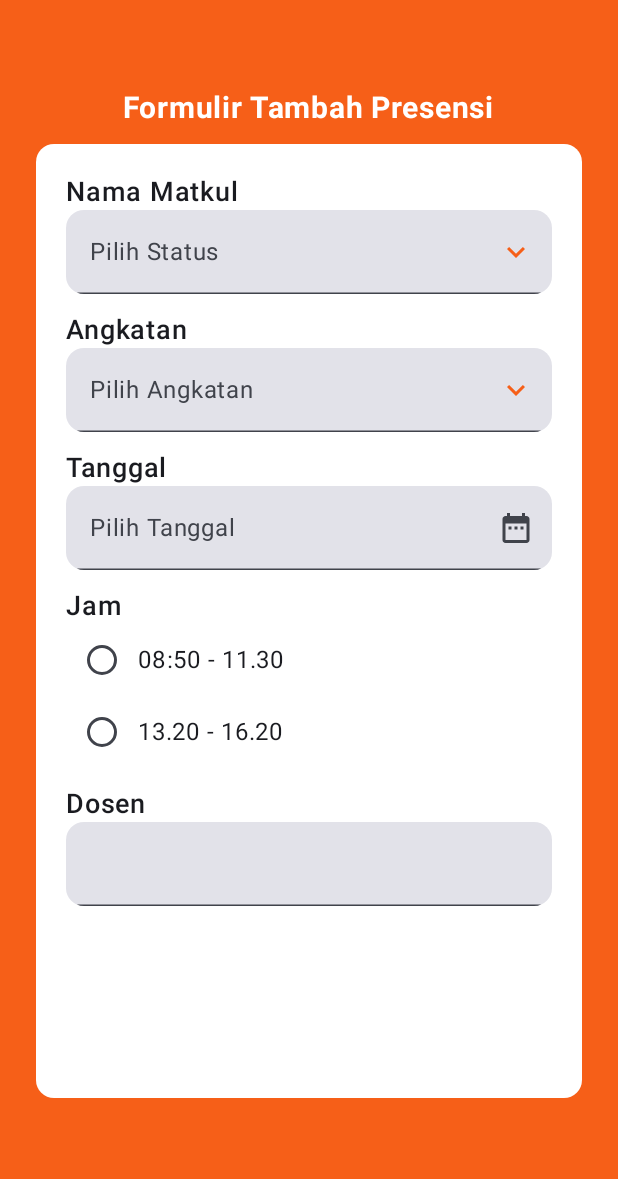
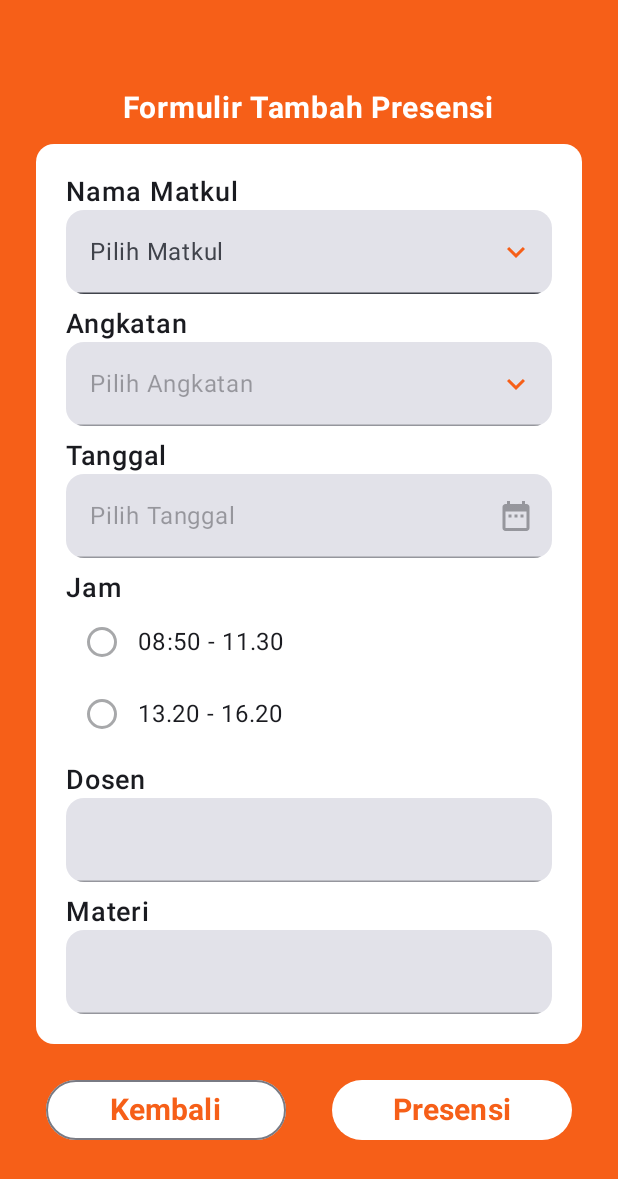
Before and after one commit to Puong206/UCP1_029, an Android app built with Jetpack Compose: the FormPage screen opened through its navigation route, on a phone screen of 412 x 824 dp. Shown: the top 1179 px of the screen. Run offline under Robolectric (Android 15) with nearby library versions, the phone set to English and light mode, and no system bars.

Commit message:
Menerapkan Validasi dan Logika Form Presensi

```diff
--- a/app/src/main/java/com/example/ucp1/view/Formulir.kt
+++ b/app/src/main/java/com/example/ucp1/view/Formulir.kt
@@ -7,11 +7,14 @@ import androidx.compose.foundation.layout.Row
 import androidx.compose.foundation.layout.fillMaxSize
 import androidx.compose.foundation.layout.fillMaxWidth
 import androidx.compose.foundation.layout.padding
+import androidx.compose.foundation.layout.width
 import androidx.compose.foundation.selection.selectable
 import androidx.compose.foundation.shape.RoundedCornerShape
 import androidx.compose.material.icons.Icons
 import androidx.compose.material.icons.filled.DateRange
 import androidx.compose.material.icons.filled.KeyboardArrowDown
+import androidx.compose.material3.Button
+import androidx.compose.material3.ButtonDefaults
 import androidx.compose.material3.Card
 import androidx.compose.material3.CardDefaults
 import androidx.compose.material3.DatePicker
@@ -23,6 +26,7 @@ import androidx.compose.material3.ExposedDropdownMenuDefaults
 import androidx.compose.material3.Icon
 import androidx.compose.material3.IconButton
 import androidx.compose.material3.MenuDefaults
+import androidx.compose.material3.OutlinedButton
 import androidx.compose.material3.RadioButton
 import androidx.compose.material3.Text
 import androidx.compose.material3.TextButton
@@ -73,6 +77,12 @@ fun FormPage(
     var expanded2 by remember { mutableStateOf(false) }
     var showDatePicker by remember { mutableStateOf(false) }
 
+    val isAngkatanEnabled = txtMatkul.isNotEmpty()
+    val isTglEnabled = txtAngkatan.isNotEmpty()
+    val isJamEnabled = txtTgl.isNotEmpty()
+    val isDosenEnabled = txtJam.isNotEmpty()
+    val isMateriEnabled = txtDosen.isNotEmpty()
+
     if (showDatePicker) {
         DatePickerDialog(
             onDismissRequest = { showDatePicker = false },
@@ -112,16 +122,15 @@ fun FormPage(
         )
         Card(
             modifier = Modifier
-                .padding(top = 12.dp, start = 24.dp, end = 24.dp, bottom = 80.dp)
+                .padding(top = 12.dp, start = 24.dp, end = 24.dp)
                 .align(Alignment.CenterHorizontally),
             colors = CardDefaults.cardColors(colorResource(R.color.white))
         ) {
             Column(
                 modifier = Modifier
-                    .fillMaxSize()
                     .padding(20.dp),
                 horizontalAlignment = Alignment.Start,
-                verticalArrangement = Arrangement.spacedBy(12.dp)
+                verticalArrangement = Arrangement.spacedBy(8.dp)
             ) {
                 Column(modifier = Modifier.fillMaxWidth()) {
                     Text(
@@ -136,13 +145,13 @@ fun FormPage(
                     ) {
                         TextField(
                             value = txtMatkul,
-                            onValueChange = {},
+                            onValueChange = {txtMatkul = it},
                             readOnly = true,
                             shape = RoundedCornerShape(12.dp),
                             modifier = Modifier
                                 .fillMaxWidth()
                                 .menuAnchor(),
-                            label = { Text("Pilih Status") },
+                            label = { Text("Pilih Matkul") },
                             trailingIcon = {
                                 IconButton(onClick = {}) {
                                     Icon(Icons.Filled.KeyboardArrowDown,
@@ -180,11 +189,16 @@ fun FormPage(
                     )
                     ExposedDropdownMenuBox(
                         expanded = expanded2,
-                        onExpandedChange = { expanded2 = it },
+                        onExpandedChange = {
+                            if (isAngkatanEnabled) {
+                                expanded2 = it
+                            }
+                        },
                         modifier = Modifier.fillMaxWidth()
                     ) {
                         TextField(
                             value = txtAngkatan,
+                            enabled = isAngkatanEnabled,
                             onValueChange = {},
                             readOnly = true,
                             shape = RoundedCornerShape(12.dp),
@@ -193,10 +207,13 @@ fun FormPage(
                                 .menuAnchor(),
                             label = { Text("Pilih Angkatan") },
                             trailingIcon = {
-                                IconButton(onClick = {}) {
+                                IconButton(onClick = {
+                                    if (isAngkatanEnabled) expanded2 = !expanded2
+                                }, enabled = isAngkatanEnabled
+                                    ) {
                                     Icon(Icons.Filled.KeyboardArrowDown,
                                         null,
-                                        tint = colorResource(R.color.orange)
+                                        tint = colorResource(R.color.orange),
                                     )
                                 }
                             },
@@ -232,9 +249,10 @@ fun FormPage(
                         onValueChange = {},
                         label = {Text("Pilih Tanggal")},
                         readOnly = true,
+                        enabled = isTglEnabled,
                         shape = RoundedCornerShape(12.dp),
                         trailingIcon = {
-                            IconButton(onClick = {showDatePicker = true}) {
+                            IconButton(onClick = {if (isTglEnabled) showDatePicker = true}) {
                                 Icon(
                                     Icons.Filled.DateRange, contentDescription = "Pilih Tanggal"
                                 )}
@@ -259,6 +277,7 @@ fun FormPage(
                             ) {
                                 RadioButton(
                                     selected = txtJam == item,
+                                    enabled = isJamEnabled,
                                     onClick = { txtJam = item }
                                 )
                                 Text(
@@ -277,9 +296,25 @@ fun FormPage(
                         fontWeight = FontWeight.SemiBold
                     )
                     TextField(
-                        value = txtMatkul,
-                        onValueChange = {},
-                        readOnly = false,
+                        value = txtDosen,
+                        enabled = isDosenEnabled,
+                        singleLine = true,
+                        onValueChange = { txtDosen = it},
+                        shape = RoundedCornerShape(12.dp),
+                        modifier = Modifier
+                            .fillMaxWidth()
+                    )
+                }
+                Column(modifier = Modifier.fillMaxWidth()) {
+                    Text(
+                        text = "Materi",
+                        fontSize = 18.sp,
+                        fontWeight = FontWeight.SemiBold
+                    )
+                    TextField(
+                        value = txtMateri,
+                        enabled = isMateriEnabled,
+                        onValueChange = { txtMateri = it},
                         shape = RoundedCornerShape(12.dp),
                         modifier = Modifier
                             .fillMaxWidth()
@@ -287,5 +322,41 @@ fun FormPage(
                 }
             }
         }
+        Row(
+            modifier = Modifier
+                .padding(top = 20.dp)
+                .fillMaxWidth(),
+            horizontalArrangement = Arrangement.SpaceEvenly,
+            verticalAlignment = Alignment.CenterVertically
+        ) {
+            OutlinedButton(
+                colors = ButtonDefaults.buttonColors(
+                    containerColor = Color.White,
+                    contentColor = colorResource(R.color.orange)
+                ),
+                onClick = onHomeButtonClick,
+                modifier = Modifier.width(160.dp),
+            ) {
+                Text(
+                    "Kembali",
+                    fontSize = 20.sp,
+                    fontWeight = FontWeight.Bold
+                )
+            }
+            Button(
+                colors = ButtonDefaults.buttonColors(
+                    containerColor = Color.White,
+                    contentColor = colorResource(R.color.orange)
+                ),
+                onClick = onHomeButtonClick,
+                modifier = Modifier.width(160.dp),
+            ) {
+                Text(
+                    "Presensi",
+                    fontSize = 20.sp,
+                    fontWeight = FontWeight.Bold
+                )
+            }
+        }
     }
 }
```
